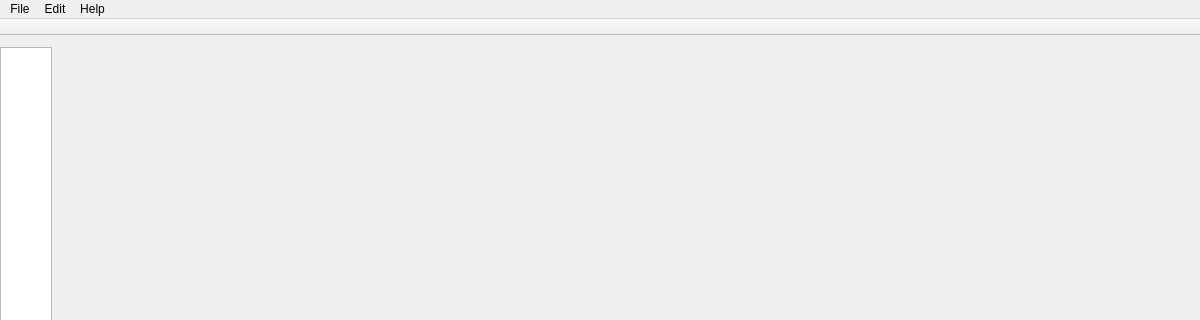
Old version of the form src/views/main_window.ui in the repository evanrolfe/pntest; both pictures show x 0 to 1200 and y 0 to 320 of the 1200 by 800 pixel window.
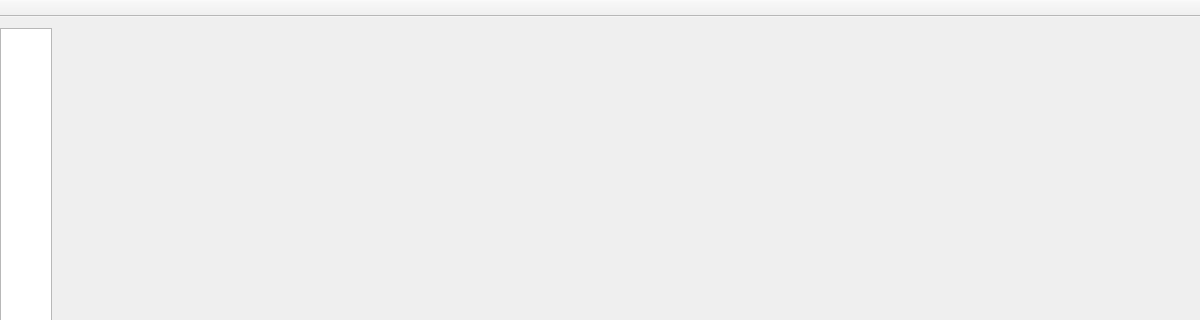
New version of the form.

Commit message: Add preferences menu

The edit to the form file:
```diff
--- a/src/views/main_window.ui
+++ b/src/views/main_window.ui
@@ -60,33 +60,9 @@
      <x>0</x>
      <y>0</y>
      <width>1200</width>
-     <height>22</height>
+     <height>24</height>
     </rect>
    </property>
-   <widget class="QMenu" name="menuFile">
-    <property name="title">
-     <string>File</string>
-    </property>
-    <addaction name="actionOpen"/>
-    <addaction name="actionSave"/>
-    <addaction name="separator"/>
-    <addaction name="actionExit"/>
-   </widget>
-   <widget class="QMenu" name="menuEdit">
-    <property name="title">
-     <string>Edit</string>
-    </property>
-    <addaction name="actionPreferences"/>
-   </widget>
-   <widget class="QMenu" name="menuHelp">
-    <property name="title">
-     <string>Help</string>
-    </property>
-    <addaction name="actionAbout_PnTest"/>
-   </widget>
-   <addaction name="menuFile"/>
-   <addaction name="menuEdit"/>
-   <addaction name="menuHelp"/>
   </widget>
   <widget class="QToolBar" name="toolBar">
    <property name="movable">
```
Left out of the diff: 2 changed lines with no effect on the pictures. The commit also changes 8 other files.
